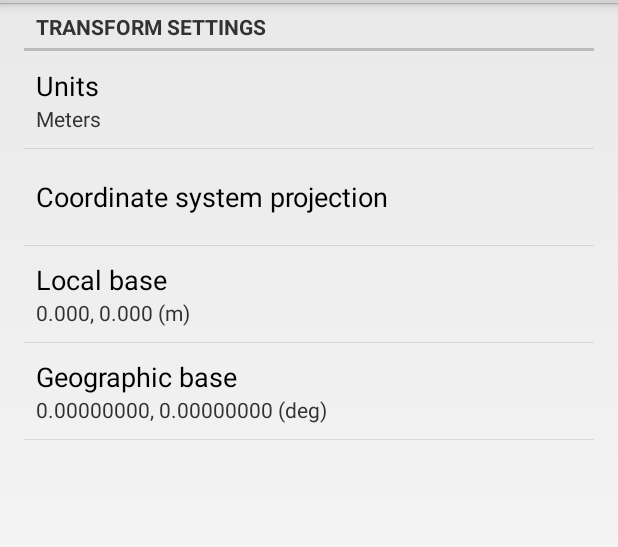
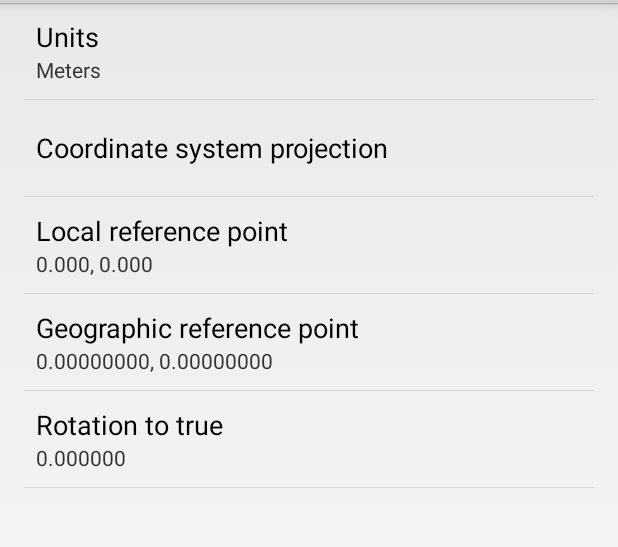
Before and after one commit to chasmack/GeoLocal, an Android app: the screen it shows after launch (MainActivity), in the options menu, after a tap on "Settings", on a phone screen of 412 x 824 dp, the part 69-616 px from its top. Run offline under Robolectric (Android 15) with nearby library versions, the phone set to English and light mode, and no system bars; 6 statements that could not run were skipped.

Commit message:
add rotation preference

```diff
--- a/app/src/main/java/com/asis/chasm/geolocal/GridPoint.java
+++ b/app/src/main/java/com/asis/chasm/geolocal/GridPoint.java
@@ -62,7 +62,10 @@ public class GridPoint {
         TransformSettings settings = TransformSettings.getSettings();
         double x = (this.x - settings.getGridX()) / settings.getScale();
         double y = (this.y - settings.getGridY()) / settings.getScale();
-        double rot = -1.0 * Math.toRadians(settings.getRotate());
+
+        // Grid to ground rotation is sum of the theta at the
+        // grid reference point and the ground to true roataion setting.
+        double rot = -1.0 * Math.toRadians(settings.getRotation() + settings.getGridTheta());
         return new LocalPoint(
                 x * Math.cos(rot) - y * Math.sin(rot) + settings.getBaseX(),
                 x * Math.sin(rot) + y * Math.cos(rot) + settings.getBaseY());
--- a/app/src/main/java/com/asis/chasm/geolocal/LocalPoint.java
+++ b/app/src/main/java/com/asis/chasm/geolocal/LocalPoint.java
@@ -21,7 +21,10 @@ public class LocalPoint {
         TransformSettings settings = TransformSettings.getSettings();
         double x = (this.x - settings.getBaseX());
         double y = (this.y - settings.getBaseY());
-        double rot = Math.toRadians(settings.getRotate());
+
+        // Grid to ground rotation is sum of the theta at the
+        // grid reference point and the ground to true roataion setting.
+        double rot = Math.toRadians(settings.getRotation() + settings.getGridTheta());
         GridPoint grid = new GridPoint(
                 x * Math.cos(rot) - y * Math.sin(rot) + settings.getGridX(),
                 x * Math.sin(rot) + y * Math.cos(rot) + settings.getGridY());
--- a/app/src/main/java/com/asis/chasm/geolocal/PointsListFragment.java
+++ b/app/src/main/java/com/asis/chasm/geolocal/PointsListFragment.java
@@ -22,6 +22,7 @@ import android.widget.Button;
 import android.widget.CursorAdapter;
 import android.widget.ListView;
 import android.widget.RadioButton;
+import android.widget.RadioGroup;
 import android.widget.RelativeLayout;
 import android.widget.TextView;
 import android.view.View.OnClickListener;
@@ -43,8 +44,8 @@ public class PointsListFragment extends ListFragment
     private static final String TAG = "ListFragment";
 
     // Points type to display in points list.
-    private static final int POINTS_TYPE_LOCAL = 1;
-    private static final int POINTS_TYPE_GEOGRAPHIC = 2;
+    private static final int COORDINATE_TYPE_LOCAL = 1;
+    private static final int COORDINATE_TYPE_GEOGRAPHIC = 2;
 
     // This is the Adapter being used to display the list's data.
     private PointsCursorAdapter mAdapter;
@@ -98,8 +99,10 @@ public class PointsListFragment extends ListFragment
     }
 
     @Override public void onActivityCreated(Bundle savedInstanceState) {
+        Log.d(TAG, "onActivityCreated bundle="
+                + (savedInstanceState == null ? "null" : savedInstanceState.toString()));
+
         super.onActivityCreated(savedInstanceState);
-        Log.d(TAG, "onActivityCreated");
 
         // We have a menu item to show in action bar.
         setHasOptionsMenu(true);
@@ -115,20 +118,16 @@ public class PointsListFragment extends ListFragment
         RadioButton local = (RadioButton) getActivity().findViewById(R.id.radio_local);
         local.setOnClickListener(new OnClickListener() {
             public void onClick(View v) {
-                mAdapter.setCoordinateType(POINTS_TYPE_LOCAL);
+                mAdapter.setCoordinateType(COORDINATE_TYPE_LOCAL);
             }
         });
 
         RadioButton geo = (RadioButton) getActivity().findViewById(R.id.radio_geographic);
         geo.setOnClickListener(new OnClickListener() {
             public void onClick(View v) {
-                mAdapter.setCoordinateType(POINTS_TYPE_GEOGRAPHIC);
+                mAdapter.setCoordinateType(COORDINATE_TYPE_GEOGRAPHIC);
             }
         });
-
-        // TODO: initialize radio button from savedInstanceState
-        local.setChecked(true);
-        mAdapter.setCoordinateType(POINTS_TYPE_LOCAL);
 
         // Connect the cursor adapter to the points list.
         setListAdapter(mAdapter);
@@ -139,7 +138,30 @@ public class PointsListFragment extends ListFragment
     }
 
     @Override
+    public void onViewStateRestored(Bundle savedInstanceState) {
+        Log.d(TAG, "onViewStateRestored");
+        super.onViewStateRestored(savedInstanceState);
+
+        RadioGroup group = (RadioGroup) getActivity().findViewById(R.id.radio_group);
+        int checked = group.getCheckedRadioButtonId();
+        switch (group.getCheckedRadioButtonId()) {
+            case R.id.radio_local:
+                mAdapter.setCoordinateType(COORDINATE_TYPE_LOCAL);
+                break;
+            case R.id.radio_geographic:
+                mAdapter.setCoordinateType(COORDINATE_TYPE_GEOGRAPHIC);
+                break;
+            default:
+                group.check(R.id.radio_local);
+                mAdapter.setCoordinateType(COORDINATE_TYPE_LOCAL);
+                break;
+        }
+
+    }
+
+    @Override
     public void onResume() {
+        Log.d(TAG, "onResume");
         super.onResume();
         TextView tv = (TextView) getView().findViewById(R.id.radio_local);
         tv.setText("Local (" + TransformSettings.getSettings().getUnitsName() + ")");
@@ -147,6 +169,7 @@ public class PointsListFragment extends ListFragment
 
     @Override
     public void onPause() {
+        Log.d(TAG, "onPause");
         super.onPause();
     }
 
@@ -155,6 +178,12 @@ public class PointsListFragment extends ListFragment
         Log.d(TAG, "onDetach");
         super.onDetach();
         mListener = null;
+    }
+
+    @Override
+    public void onSaveInstanceState(Bundle outState) {
+        Log.d(TAG, "onSaveInstanceState");
+        super.onSaveInstanceState(outState);
     }
 
     @Override
@@ -226,7 +255,7 @@ public class PointsListFragment extends ListFragment
 
             switch (mCoordinateType) {
 
-                case POINTS_TYPE_GEOGRAPHIC:
+                case COORDINATE_TYPE_GEOGRAPHIC:
                     // Log.d(TAG, "point: " + cursor.getString(Points.INDEX_NAME));
 
                     LocalPoint local = new LocalPoint(
@@ -249,7 +278,7 @@ public class PointsListFragment extends ListFragment
                     tv.setText("lat/lon:");
                     break;
 
-                case POINTS_TYPE_LOCAL:
+                case COORDINATE_TYPE_LOCAL:
                     tv = (TextView) view.findViewById(R.id.coord_values);
                     tv.setText(String.format(mSettings.getLocalCoordFormat(),
                             cursor.getDouble(Points.INDEX_Y) * mSettings.getUnitsFactor(),
--- /dev/null
+++ b/app/src/main/java/com/asis/chasm/geolocal/RotationPreference.java
@@ -0,0 +1,97 @@
+package com.asis.chasm.geolocal;
+
+import android.content.Context;
+import android.content.res.TypedArray;
+import android.preference.DialogPreference;
+import android.util.AttributeSet;
+import android.util.Log;
+import android.view.View;
+import android.widget.EditText;
+
+/*
+*  Rotation preference.
+*/
+
+public class RotationPreference extends DialogPreference {
+
+    private static final String TAG = "RotationPreference";
+
+    private static final String DEFAULT_VALUE = "0.000000";
+
+    private View mDialogView = null;
+
+    // Current value.
+    private String mCurrentValue;
+    public  String getValue() { return mCurrentValue; }
+
+    @Override
+    public void setSummary(CharSequence summary) {
+        super.setSummary(summary);
+    }
+
+    public RotationPreference(Context context, AttributeSet attrs) {
+        super(context, attrs);
+
+        Log.d(TAG, "Constructor");
+
+        setDialogLayoutResource(R.layout.dialog_rotation);
+        setPositiveButtonText(android.R.string.ok);
+        setNegativeButtonText(android.R.string.cancel);
+
+        setDialogIcon(null);
+    }
+
+    @Override
+    protected void onSetInitialValue(boolean restorePersistedValue, Object defaultValue) {
+
+        Log.d(TAG, "onSetInitialValue persisted: " + restorePersistedValue);
+
+        if (restorePersistedValue) {
+            // Restore existing state
+            mCurrentValue = this.getPersistedString(DEFAULT_VALUE);
+        } else {
+            // Set default state from the XML attribute
+            mCurrentValue = (String) defaultValue;
+            persistString(mCurrentValue);
+        }
+    }
+
+    @Override
+    protected Object onGetDefaultValue(TypedArray a, int index) {
+        String value = a.getString(index);
+        return value != null ? value : DEFAULT_VALUE;
+    }
+
+    @Override
+    protected void onBindDialogView(View view) {
+        super.onBindDialogView(view);
+
+        // Save the dialog view.
+        mDialogView = view;
+
+        // Initialize the value with the current value.
+        EditText v = (EditText) view.findViewById(R.id.value);
+        TransformSettings settings = TransformSettings.getSettings();
+        v.setText(String.format(settings.getRotationAngleFormat(), settings.getRotation()));
+        // v.setSelected(true);
+    }
+
+    @Override
+    protected void onDialogClosed(boolean positiveResult) {
+        super.onDialogClosed(positiveResult);
+
+        // When the user selects "OK", persist the new value
+        if (positiveResult) {
+
+            // Parse coordinate values and convert to system units (meters).
+            EditText v = (EditText) mDialogView.findViewById(R.id.value);
+            Double value = Double.parseDouble(v.getText().toString());
+
+            // Format coordinate pair and persist to shared preferences.
+            mCurrentValue = String.format(TransformSettings.getSettings().getRotationAngleFormat(), value);
+            persistString(mCurrentValue);
+
+            Log.d(TAG, "onDialogClosed mCurrentValue: " + mCurrentValue);
+        }
+    }
+}
--- a/app/src/main/java/com/asis/chasm/geolocal/TransformSettings.java
+++ b/app/src/main/java/com/asis/chasm/geolocal/TransformSettings.java
@@ -21,7 +21,7 @@ public class TransformSettings {
     // Preference keys.
     public static final String PREFERENCE_KEY_UNITS = "pref_units";
     public static final String PREFERENCE_KEY_LOCAL_BASE = "pref_local_base";
-    public static final String PREFERENCE_KEY_ROTATE = "pref_rotate";
+    public static final String PREFERENCE_KEY_ROTATION = "pref_rotation";
     public static final String PREFERENCE_KEY_SCALE = "pref_scale";
     public static final String PREFERENCE_KEY_GEO_BASE = "pref_geo_base";
     public static final String PREFERENCE_KEY_PROJECTION = "pref_projection";
@@ -63,8 +63,11 @@ public class TransformSettings {
 
     // Geographic coordinate pair format.
     private static final String GEOGRAPHIC_COORD_FORMAT = "%.8f, %.8f";
+    public  String getGeographicCoordFormat() { return GEOGRAPHIC_COORD_FORMAT; }
 
-    public  String getGeographicCoordFormat() { return GEOGRAPHIC_COORD_FORMAT; }
+    // Rotation angle format.
+    private static final String ROTATION_ANGLE_FORMAT = "%.6f";
+    public  String getRotationAngleFormat() { return ROTATION_ANGLE_FORMAT; }
 
     // Conversion factors from internal system units (meters) to display units.
     public static final double UNITS_FACTOR_METERS = 1.0;
@@ -79,10 +82,13 @@ public class TransformSettings {
     public  double getBaseX() { return baseX; }
     public  double getBaseY() { return baseY; }
 
-    // Grid reference point coordinates in meters.
+    // Grid reference point coordinates (meters), theta and scale factor.
     private double gridX, gridY;
+    private double gridTheta, gridSF;
     public  double getGridX() { return gridX; }
     public  double getGridY() { return gridY; }
+    public  double getGridTheta() { return gridTheta; }
+    public  double getGridSF() { return gridSF; }
 
     // Geographic base point coordinates.
     private double baseLat, baseLon;
@@ -91,8 +97,8 @@ public class TransformSettings {
 
     // Rotation about reference point from local basis to grid in degrees.
     // A negative value rotates right (clockwise) from local to grid.
-    private double rotate;
-    public  double getRotate() { return rotate; }
+    private double rotation;
+    public  double getRotation() { return rotation; }
 
     // Scale factor from local distances to geographic distance.
     private double scale;
@@ -153,8 +159,7 @@ public class TransformSettings {
 
     public void update(Context context, String key) {
 
-        // TODO: Hook up transform settings.
-        rotate = -1.2250;
+        // TODO: Figure out what to do with the local scale factor.
         scale = 1.0;
 
         SharedPreferences sharedPrefs = PreferenceManager.getDefaultSharedPreferences(context);
@@ -202,10 +207,12 @@ public class TransformSettings {
                 }
                 break;
 
-            case PREFERENCE_KEY_ROTATE:
+            case PREFERENCE_KEY_ROTATION:
+                rotation = Double.parseDouble(value);
                 break;
 
             case PREFERENCE_KEY_SCALE:
+                scale = Double.parseDouble(value);
                 break;
 
             case PREFERENCE_KEY_GEO_BASE:
@@ -214,10 +221,12 @@ public class TransformSettings {
                     baseLat = Double.parseDouble(geoPair[0]);
                     baseLon = Double.parseDouble(geoPair[1]);
 
-                    // Update the grid base point.
+                    // Update the grid base coordinates, theta and scale factor.
                     GridPoint grid = new GeoPoint(baseLat, baseLon).toGrid();
                     gridX = grid.getX();
                     gridY = grid.getY();
+                    gridTheta = grid.getTheta();
+                    gridSF = grid.getK();
 
                     Log.d(TAG, "update grid base (y,x): " + gridY + ", " + gridX);
 
@@ -256,6 +265,8 @@ public class TransformSettings {
                     GridPoint grid = new GeoPoint(baseLat, baseLon).toGrid();
                     gridX = grid.getX();
                     gridY = grid.getY();
+                    gridTheta = grid.getTheta();
+                    gridSF = grid.getK();
 
                     Log.d(TAG, "update grid base (n,e): " + gridY + ", " + gridX);
 
--- a/app/src/main/java/com/asis/chasm/geolocal/TransformSettingsFragment.java
+++ b/app/src/main/java/com/asis/chasm/geolocal/TransformSettingsFragment.java
@@ -69,9 +69,13 @@ public class TransformSettingsFragment extends PreferenceFragment
                     double first = Double.parseDouble(localPair[0]) * factor;
                     double second = Double.parseDouble(localPair[1]) * factor;
                     String summary = String.format(settings.getLocalCoordFormat(), first, second);
-                    summary += " (" + settings.getLocalCoordSuffix() + ")";
                     coordsPref.setSummary(summary);
                 }
+                break;
+
+            case TransformSettings.PREFERENCE_KEY_ROTATION:
+                RotationPreference rotatePref = (RotationPreference) pref;
+                rotatePref.setSummary(rotatePref.getValue());
                 break;
 
             case TransformSettings.PREFERENCE_KEY_GEO_BASE:
@@ -82,7 +86,6 @@ public class TransformSettingsFragment extends PreferenceFragment
                     double first = Double.parseDouble(geoPair[0]);
                     double second = Double.parseDouble(geoPair[1]);
                     String summary = String.format(settings.getGeographicCoordFormat(), first, second);
-                    summary += " (" + settings.getGeographicCoordSuffix() + ")";
                     geoPref.setSummary(summary);
                 }
                 break;
--- a/app/src/main/res/layout/dialog_coord_pair.xml
+++ b/app/src/main/res/layout/dialog_coord_pair.xml
@@ -29,7 +29,6 @@
             android:background="#00000000"
             android:inputType="numberDecimal|numberSigned"
             android:gravity="right"
-            android:hint="@string/pref_local_base_hint"
             android:minWidth="60dp"
             android:imeOptions="actionNext" />
 
@@ -68,7 +67,6 @@
             android:background="#00000000"
             android:inputType="numberDecimal|numberSigned"
             android:gravity="right"
-            android:hint="@string/pref_local_base_hint"
             android:minWidth="60dp"
             android:imeOptions="actionDone" />
 
--- a/app/src/main/res/layout/fragment_points_list.xml
+++ b/app/src/main/res/layout/fragment_points_list.xml
@@ -5,7 +5,7 @@
     android:layout_height="match_parent" >
 
     <RadioGroup xmlns:android="http://schemas.android.com/apk/res/android"
-        android:id="@+id/footer"
+        android:id="@+id/radio_group"
         android:layout_width="fill_parent"
         android:layout_height="wrap_content"
         android:layout_alignParentBottom="true"
@@ -35,7 +35,7 @@
         android:layout_height="0dp"
         android:layout_weight="1"
         android:layout_alignParentTop="true"
-        android:layout_above="@id/footer"
+        android:layout_above="@id/radio_group"
         android:paddingLeft="8dp"
         android:paddingRight="8dp"
         android:drawSelectorOnTop="false"/>
--- a/app/src/main/res/values/strings.xml
+++ b/app/src/main/res/values/strings.xml
@@ -12,44 +12,46 @@
     <string name="action_settings">Settings</string>
 
     <!-- Preference string resources -->
-    <string name="category_local">Transform settings</string>
-
     <string name="pref_units_key">pref_units</string>
     <string name="pref_units_title">Units</string>
     <string name="pref_units_default">meters</string>
     <string-array name="pref_units_entries">
         <item>Meters</item>
         <item>US Survey Feet</item>
-        <item>International Feet</item>
     </string-array>
     <string-array name="pref_units_values">
         <item>meters</item>
         <item>survey_feet</item>
-        <item>int_feet</item>
     </string-array>
 
     <string name="perf_local_base_key">pref_local_base</string>
-    <string name="perf_local_base_title">Local base</string>
-    <string name="perf_local_base_dialog_title">Local base</string>
+    <string name="perf_local_base_title">Local reference point</string>
+    <string name="perf_local_base_dialog_title">Local reference point</string>
     <string name="pref_local_base_default">0.000, 0.000</string>
-    <string name="pref_local_base_hint">0</string>
     <string name="pref_local_base_first_title">N:</string>
     <string name="pref_local_base_second_title">E:</string>
-    <string name="local_base_message">Northing/Easting for the local base point.</string>
+    <string name="local_base_message">Northing/Easting of the local reference point.</string>
 
     <string name="perf_geo_base_key">pref_geo_base</string>
-    <string name="perf_geo_base_title">Geographic base</string>
-    <string name="perf_geo_base_dialog_title">Geographic base</string>
-    <string name="pref_geo_base_default">0.000000, 0.000000</string>
-    <string name="pref_geo_base_hint">0</string>
+    <string name="perf_geo_base_title">Geographic reference point</string>
+    <string name="perf_geo_base_dialog_title">Geographic reference point</string>
+    <string name="pref_geo_base_default">0.00000000, 0.00000000</string>
     <string name="pref_geo_base_units">deg</string>
     <string name="pref_geo_base_first_title">lat:</string>
     <string name="pref_geo_base_second_title">lon:</string>
-    <string name="geo_base_message">Lat/lon for the geographic base.</string>
+    <string name="geo_base_message">Lat/lon of the geographic reference point.</string>
 
     <string name="pref_projection_key">pref_projection</string>
     <string name="pref_projection_title">Coordinate system projection</string>
     <string name="pref_projection_default">0401</string>
+
+    <string name="pref_rotation_key">pref_rotation</string>
+    <string name="pref_rotation_title">Rotation to true</string>
+    <string name="pref_rotation_dialog_title">Rotation to true</string>
+    <string name="pref_rotation_suffix">deg</string>
+    <string name="pref_rotation_default">0.000000</string>
+    <string name="pref_rotation_message">Rotation from ground to geographic (negative values rotates clockwise)</string>
+
     <string-array name="pref_projection_entries">
         <item>CA Zone 1</item>
         <item>CA Zone 2</item>
--- a/app/src/main/res/xml/preferences.xml
+++ b/app/src/main/res/xml/preferences.xml
@@ -1,8 +1,5 @@
 <?xml version="1.0" encoding="utf-8"?>
 <PreferenceScreen xmlns:android="http://schemas.android.com/apk/res/android">
-
-    <PreferenceCategory
-        android:title="@string/category_local">
 
     <ListPreference
         android:key="@string/pref_units_key"
@@ -30,6 +27,10 @@
         android:dialogTitle="@string/perf_geo_base_dialog_title"
         android:defaultValue="@string/pref_geo_base_default" />
 
-    </PreferenceCategory>
+    <com.asis.chasm.geolocal.RotationPreference
+        android:key="@string/pref_rotation_key"
+        android:title="@string/pref_rotation_title"
+        android:dialogTitle="@string/pref_rotation_dialog_title"
+        android:defaultValue="@string/pref_rotation_default" />
 
 </PreferenceScreen>
```
Also changed, not shown: app/src/main/res/layout/dialog_rotation.xml (added, +53 -0 lines). Lines whose indentation alone changed are shown as unchanged.
